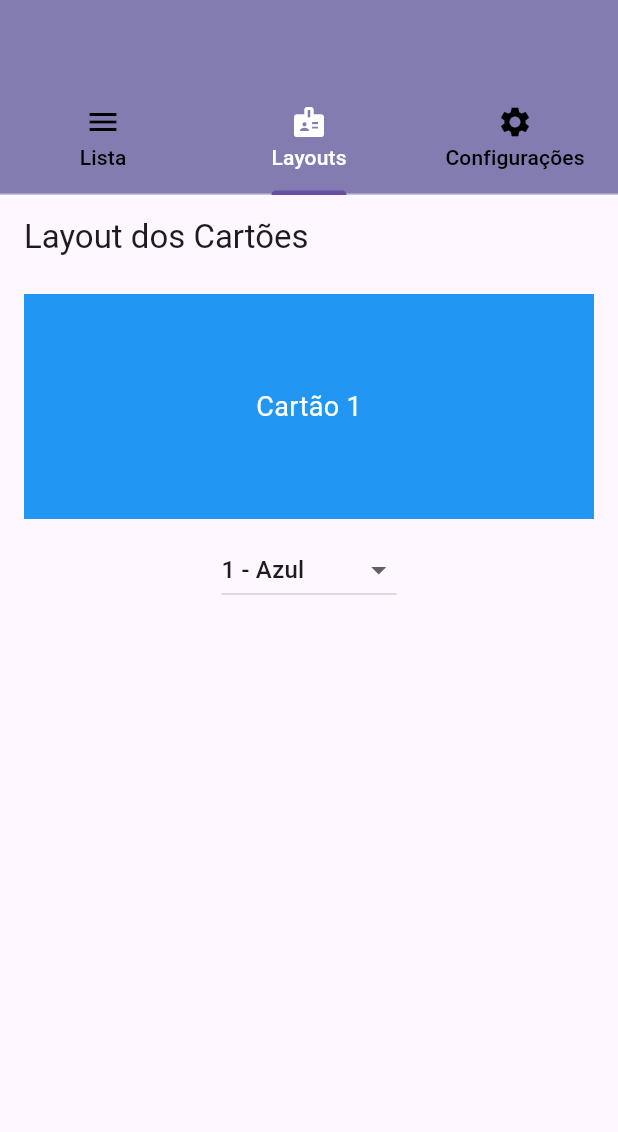
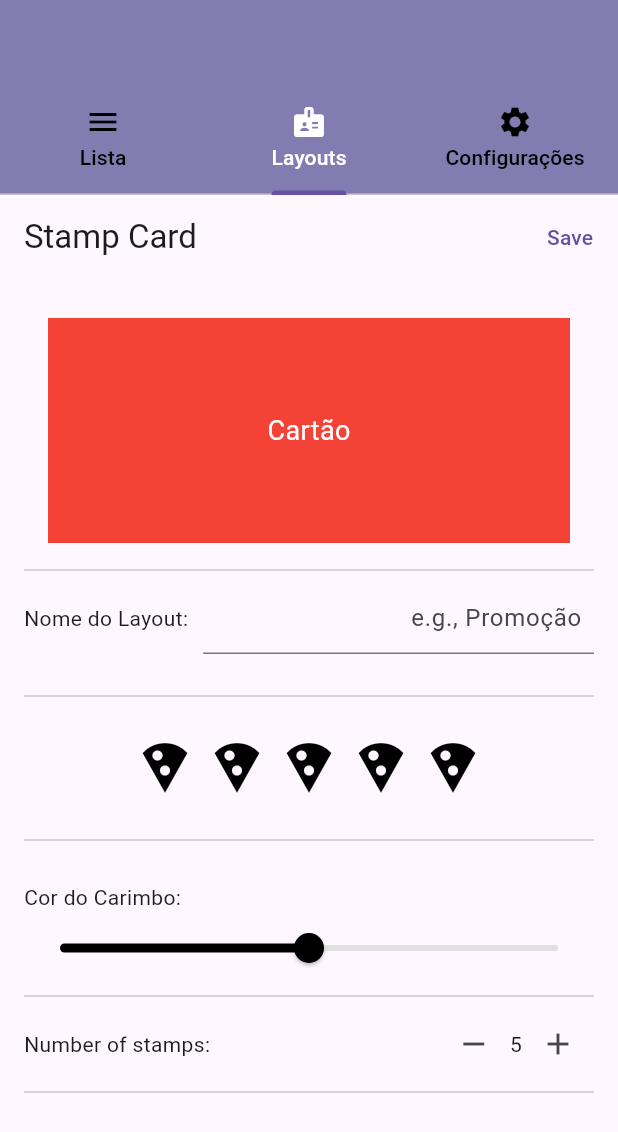
Before and after one commit to MundusUni/Giftelo, a Flutter app: the screen it shows after launch, tab 2 chosen, on a phone screen of 412 x 824 dp. Shown: the top 1132 px of the screen. Run offline on Flutter 3.47's test engine with Material 3 defaults, Android fonts, the phone set to English and light mode, and no system bars; our stand-ins replace sqflite, sqflite_common_ffi; accounts and stored records are empty.

Commit message:
V0.0.5
Construídos quatro widgets personalizados e trabalhando em mais.

```diff
--- a/lib/ui/layout_dos_cartoes.dart
+++ b/lib/ui/layout_dos_cartoes.dart
@@ -1,4 +1,8 @@
 import 'package:flutter/material.dart';
+import 'package:test/ui/layout_dos_cartoes/name_of_layout.dart';
+import 'layout_dos_cartoes/number_of_stamps.dart';
+import 'layout_dos_cartoes/card.dart';
+import 'layout_dos_cartoes/slide_color.dart';
 
 class LayoutDosCartoes extends StatefulWidget {
   const LayoutDosCartoes({super.key});
@@ -8,54 +12,126 @@ class LayoutDosCartoes extends StatefulWidget {
 }
 
 class _LayoutDosCartoesState extends State<LayoutDosCartoes> {
-  int selectedOption = 1; // Valor inicial (1 = azul)
-  final List<int> items = [1]; // Inicialmente, apenas um item na lista
+  int stampCount = 5;
+  bool newCustomerBonus = false;
+  Color stampColor = Colors.black;
+  IconData stampIcon = Icons.local_pizza;
+
+  double colorPosition = 0.5;
 
   @override
   Widget build(BuildContext context) {
     return Scaffold(
-      appBar: AppBar(title: const Text("Layout dos Cartões")),
-      body: ListView.builder(
-        itemCount: items.length, // Número de itens na lista (inicialmente 1)
+      appBar: AppBar(
+        title: const Text('Stamp Card'),
+        actions: [TextButton(onPressed: () {}, child: const Text('Save'))],
+      ),
+      body: Padding(
+        padding: const EdgeInsets.all(16.0),
+        child: Column(
+          crossAxisAlignment: CrossAxisAlignment.start,
+          children: [
+            CustomCard(),
+            const Divider(), // Linha divisória
+
+
+
+          Expanded(
+            child: ListView.builder(
+              itemCount: 1, // Número de itens no ListView
               itemBuilder: (context, index) {
                 return Column(
                   children: [
-              // Retângulo (Cartão de Visitas)
-              Container(
-                margin: const EdgeInsets.symmetric(vertical: 10, horizontal: 16),
-                width: double.infinity, // Ocupa toda a largura disponível
-                height: 150, // Altura do cartão
-                color: selectedOption == 1 ? Colors.blue : Colors.red, // Azul ou vermelho
-                child: Center(
-                  child: Text(
-                    'Cartão ${items[index]}',
-                    style: const TextStyle(color: Colors.white, fontSize: 18),
+
+
+                    NameOfLayout(),
+                    const SizedBox(height: 20),
+                    const Divider(), // Linha divisória
+                    const SizedBox(height: 20),
+                    Center(
+                      child: Wrap(
+                        spacing: 8,
+                        children: List.generate(
+                          stampCount,
+                          (index) => Icon(stampIcon, color: stampColor, size: 40),
                         ),
                       ),
                     ),
-              // Dropdown para selecionar a cor
-              DropdownButton<int>(
-                value: selectedOption,
-                items: const [
-                  DropdownMenuItem(
-                    value: 1,
-                    child: Text("1 - Azul"),
+                    const SizedBox(height: 20),
+                    const Divider(), // Linha divisória
+                    const SizedBox(height: 20),
+
+                    SlideColor(
+                      initialColor: stampColor,
+                      onSlideColorChanged: (newColor) {
+                        setState(() {
+                          stampColor = newColor; // Atualiza a cor no widget pai
+                        });
+                      },
+                      slideText: 'Cor do Carimbo:',
                     ),
-                  DropdownMenuItem(
-                    value: 2,
-                    child: Text("2 - Vermelho"),
-                  ),
-                ],
-                onChanged: (int? newValue) {
+
+
+
+
+
+                    const Divider(), // Linha divisória
+
+                    NumberOfStamps(
+                      initialStampCount: stampCount,
+                      onStampCountChanged: (newCount) {
                         setState(() {
-                    selectedOption = newValue ?? 1; // Atualiza a opção selecionada
+                          stampCount = newCount; // Atualiza o valor de stampCount
                         });
                       },
                     ),
+
+
+
+
+                    const Divider(), // Linha divisória abaixo do texto e dropdown
                   ],
                 );
               },
             ),
+          ),
+
+
+
+
+
+          ],
+        ),
+      ),
     );
   }
 }
+
+
+// Função para interpolar entre as cores
+Color _getInterpolatedColor(double value) {
+  // Lista de cores do GradientPainter
+  final colors = [
+    Colors.black,
+    Colors.brown,
+    Colors.pink,
+    Colors.red,
+    Colors.orange,
+    Colors.yellow,
+    Colors.green,
+    Colors.cyan,
+    Colors.blue,
+    Colors.purple,
+    Colors.white,
+  ];
+
+  // Calcula o índice inicial e final com base no valor do slider
+  final index = (value * (colors.length - 1)).floor();
+  final nextIndex = (index + 1).clamp(0, colors.length - 1);
+
+  // Calcula a proporção entre as duas cores
+  final t = (value * (colors.length - 1)) - index;
+
+  // Interpola entre as duas cores
+  return Color.lerp(colors[index], colors[nextIndex], t)!;
+}
--- /dev/null
+++ b/lib/ui/layout_dos_cartoes/card.dart
@@ -0,0 +1,26 @@
+import 'package:flutter/material.dart';
+
+class CustomCard extends StatelessWidget {
+  final ValueChanged<String>? onNameChanged; // Callback opcional para capturar o valor digitado
+
+  const CustomCard({
+    super.key,
+    this.onNameChanged,
+  });
+
+@override
+  Widget build(BuildContext context) {
+    return Container(
+      margin: const EdgeInsets.symmetric(vertical: 10, horizontal: 16),
+      width: double.infinity, // Ocupa toda a largura disponível
+      height: 150, // Altura do cartão
+      color: Colors.red, // Azul ou vermelho
+      child: const Center(
+        child: Text(
+          'Cartão',
+          style: TextStyle(color: Colors.white, fontSize: 18),
+        ),
+      ),
+    );
+  }
+}
--- /dev/null
+++ b/lib/ui/layout_dos_cartoes/name_of_layout.dart
@@ -0,0 +1,32 @@
+import 'package:flutter/material.dart';
+
+class NameOfLayout extends StatelessWidget {
+  final ValueChanged<String>? onNameChanged; // Callback opcional para capturar o valor digitado
+
+  const NameOfLayout({
+    super.key,
+    this.onNameChanged,
+  });
+
+@override
+  Widget build(BuildContext context) {
+    return Row(
+      mainAxisAlignment: MainAxisAlignment.spaceBetween, // Espaça os widgets horizontalmente
+      crossAxisAlignment: CrossAxisAlignment.center, // Alinha verticalmente ao centro
+      children: [
+        const Text('Nome do Layout:'), // Texto alinhado à esquerda
+        const SizedBox(width: 10), // Adiciona 10 pixels de espaço entre o texto e o campo de entrada
+        Expanded(
+          child: TextField(
+            decoration: const InputDecoration(
+              hintText: 'e.g., Promoção',
+              contentPadding: EdgeInsets.symmetric(vertical: 0, horizontal: 8), // Ajusta o padding interno
+            ),
+            textAlign: TextAlign.right, // Alinha o texto digitado à direita
+            onChanged: onNameChanged, // Chama o callback ao alterar o texto
+          ),
+        ),
+      ],
+    );
+  }
+}
--- /dev/null
+++ b/lib/ui/layout_dos_cartoes/number_of_stamps.dart
@@ -0,0 +1,70 @@
+import 'package:flutter/material.dart';
+
+class NumberOfStamps extends StatefulWidget {
+  final int initialStampCount; // Valor inicial do contador
+  final int minStamps; // Número mínimo de carimbos
+  final int maxStamps; // Número máximo de carimbos
+  final ValueChanged<int> onStampCountChanged; // Callback para enviar o valor atualizado
+
+  const NumberOfStamps({
+    super.key,
+    this.initialStampCount = 1,
+    this.minStamps = 1,
+    this.maxStamps = 10,
+    required this.onStampCountChanged, // Torna o callback obrigatório
+  });
+
+  @override
+  _NumberOfStampsState createState() => _NumberOfStampsState();
+}
+
+class _NumberOfStampsState extends State<NumberOfStamps> {
+  late int stampCount; // Estado interno do contador
+
+  @override
+  void initState() {
+    super.initState();
+    stampCount = widget.initialStampCount; // Inicializa o contador com o valor inicial
+  }
+
+  void _increment() {
+    if (stampCount < widget.maxStamps) {
+      setState(() {
+        stampCount++;
+        widget.onStampCountChanged(stampCount); // Envia o valor atualizado
+      });
+    }
+  }
+
+  void _decrement() {
+    if (stampCount > widget.minStamps) {
+      setState(() {
+        stampCount--;
+        widget.onStampCountChanged(stampCount); // Envia o valor atualizado
+      });
+    }
+  }
+
+  @override
+  Widget build(BuildContext context) {
+    return Row(
+      mainAxisAlignment: MainAxisAlignment.spaceBetween,
+      children: [
+        const Text('Number of stamps:'),
+        Row(
+          children: [
+            IconButton(
+              icon: const Icon(Icons.remove),
+              onPressed: _decrement, // Chama a função de decremento
+            ),
+            Text('$stampCount'),
+            IconButton(
+              icon: const Icon(Icons.add),
+              onPressed: _increment, // Chama a função de incremento
+            ),
+          ],
+        ),
+      ],
+    );
+  }
+}
--- /dev/null
+++ b/lib/ui/layout_dos_cartoes/slide_color.dart
@@ -0,0 +1,86 @@
+import 'package:flutter/material.dart';
+
+class SlideColor extends StatefulWidget {
+  final Color initialColor; // Cor inicial
+  final ValueChanged<Color> onSlideColorChanged; // Callback para enviar a cor atualizada
+  final String slideText; // Texto do slider
+
+  const SlideColor({
+    super.key,
+    required this.initialColor,
+    required this.onSlideColorChanged,
+    required this.slideText,
+  });
+
+  @override
+  _SlideColorState createState() => _SlideColorState();
+}
+
+class _SlideColorState extends State<SlideColor> {
+  late double colorPosition; // Posição do slider
+  late Color slideColor; // Cor atual do slider
+
+  @override
+  void initState() {
+    super.initState();
+    colorPosition = 0.5; // Valor inicial do slider
+    slideColor = widget.initialColor; // Define a cor inicial
+  }
+
+  Color _getInterpolatedColor(double value) {
+    final colors = [
+      Colors.white,
+      Colors.pink,
+      Colors.red,
+      Colors.orange,
+      Colors.yellow,
+      Colors.green,
+      Colors.cyan,
+      Colors.blue,
+      Colors.purple,
+      Colors.black,
+      Colors.brown,
+    ];
+
+    final index = (value * (colors.length - 1)).floor();
+    final nextIndex = (index + 1).clamp(0, colors.length - 1);
+    final t = (value * (colors.length - 1)) - index;
+
+    return Color.lerp(colors[index], colors[nextIndex], t)!;
+  }
+
+  @override
+  Widget build(BuildContext context) {
+    return Column(
+      crossAxisAlignment: CrossAxisAlignment.start,
+      children: [
+        Text(widget.slideText), // Texto do slider
+        Stack(
+          alignment: Alignment.center,
+          children: [
+            SliderTheme(
+              data: SliderTheme.of(context).copyWith(
+                activeTrackColor: slideColor, // Cor dinâmica da trilha ativa
+                inactiveTrackColor: Colors.grey.shade300, // Cor da trilha inativa
+                thumbColor: slideColor, // Cor do botão do slider
+                overlayColor: slideColor.withOpacity(0.2), // Cor do overlay ao pressionar
+              ),
+              child: Slider(
+                value: colorPosition, // Valor dinâmico do slider
+                min: 0.0,
+                max: 1.0,
+                onChanged: (value) {
+                  setState(() {
+                    colorPosition = value; // Atualiza a posição do slider
+                    slideColor = _getInterpolatedColor(value); // Atualiza a cor
+                  });
+                  widget.onSlideColorChanged(slideColor); // Envia a cor atualizada para o pai
+                },
+              ),
+            ),
+          ],
+        ),
+      ],
+    );
+  }
+}
```
Lines whose indentation alone changed are shown as unchanged.
